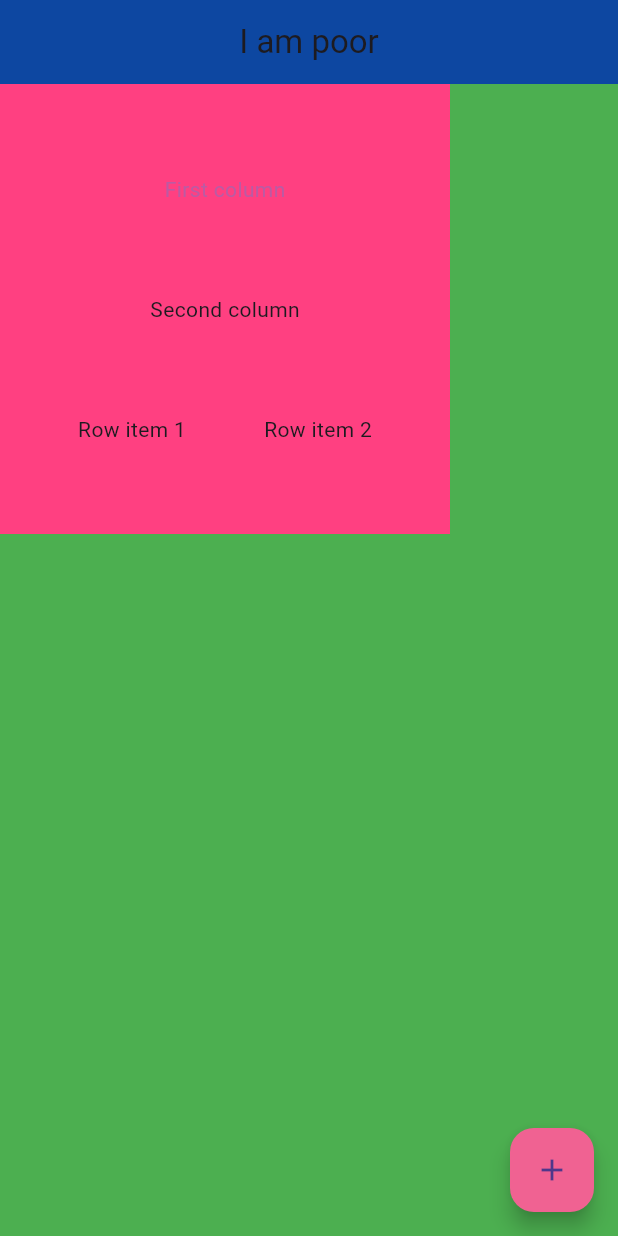
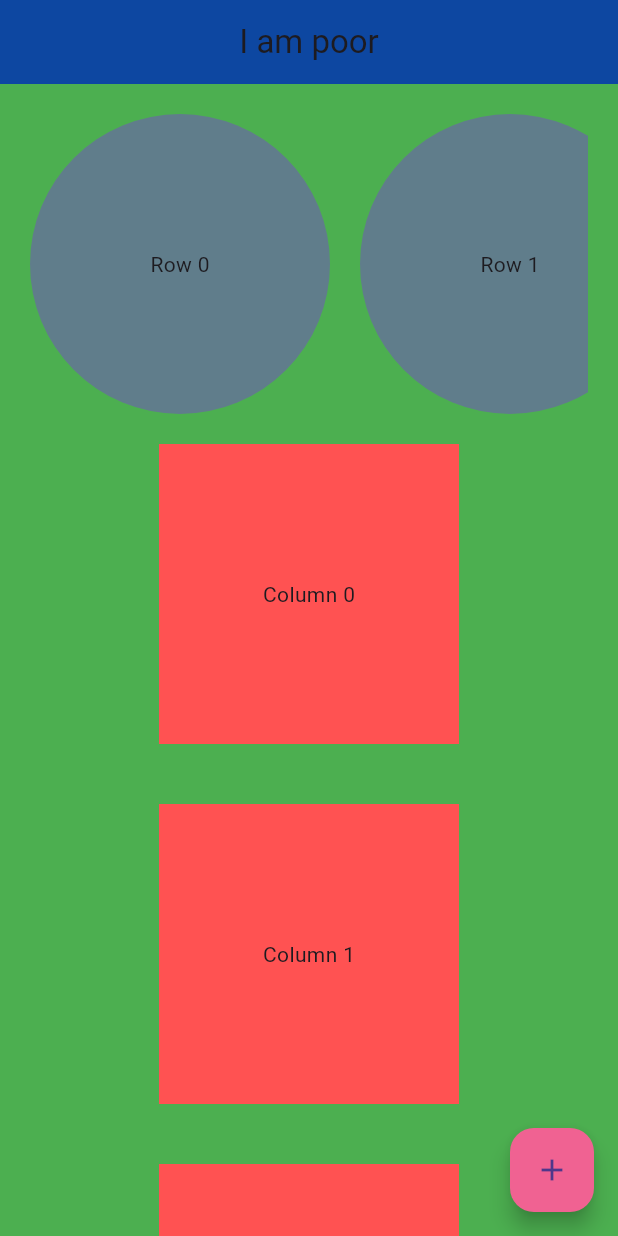
Before and after one commit to sagarthecoder/Flutter-Basics, a Flutter app: the screen it shows after launch, on a phone screen of 412 x 824 dp. Run offline on Flutter 3.47's test engine with Material 3 defaults, Android fonts, the phone set to English and light mode, and no system bars.

Commit message:
Learned Single ScrollView

```diff
--- a/lib/main.dart
+++ b/lib/main.dart
@@ -1,6 +1,7 @@
 import 'dart:ui';
 
 import 'package:flutter/material.dart';
+import 'package:flutter/rendering.dart';
 import 'package:hello_flutter/modules/StateFull.dart';
 
 void main() {
@@ -23,37 +24,47 @@ class Home extends StatelessWidget {
         centerTitle: true,
       ),
       backgroundColor: Colors.green,
-      body: Container(
-        width: 300,
-        height: 300,
-        color: Colors.pinkAccent[200],
+      body: SafeArea(
+        child: SingleChildScrollView(
+            padding: EdgeInsets.all(20),
             child: Column(
-          mainAxisAlignment: MainAxisAlignment.spaceEvenly,
               children: [
-            Text(
-              "First column",
-              style: TextStyle(
-                color: Colors.blue.withOpacity(0.3),
+                SingleChildScrollView(
+                  scrollDirection: Axis.horizontal,
+                  child: Row(
+                    children: [
+                      for (int i = 0; i < 10; i++)
+                        Container(
+                          decoration: BoxDecoration(
+                            shape: BoxShape.circle,
+                            color: Colors.blueGrey,
                           ),
+                          width: 200,
+                          height: 200,
+                          margin: EdgeInsets.only(right: 20),
+                          child: Center(
+                            child: Text(
+                              'Row $i',
                             ),
-            Text(
-              "Second column",
-            ),
-            Container(
-              child: Row(
-                mainAxisAlignment: MainAxisAlignment.spaceEvenly,
-                children: [
-                  Text(
-                    "Row item 1",
-                  ),
-                  Text(
-                    "Row item 2",
-                  ),
-                ],
                           ),
                         )
                     ],
                   ),
+                ),
+                for (int i = 0; i < 30; i++)
+                  Container(
+                    width: 200,
+                    height: 200,
+                    color: Colors.redAccent,
+                    margin: EdgeInsets.all(20),
+                    child: Center(
+                      child: Text(
+                        'Column $i',
+                      ),
+                    ),
+                  )
+              ],
+            )),
       ),
       floatingActionButton: FloatingActionButton(
         onPressed: () {
```
Also changed, not shown: lib/modules/ScrollableList.dart (added, +19 -0 lines). Lines whose indentation alone changed are shown as unchanged.
